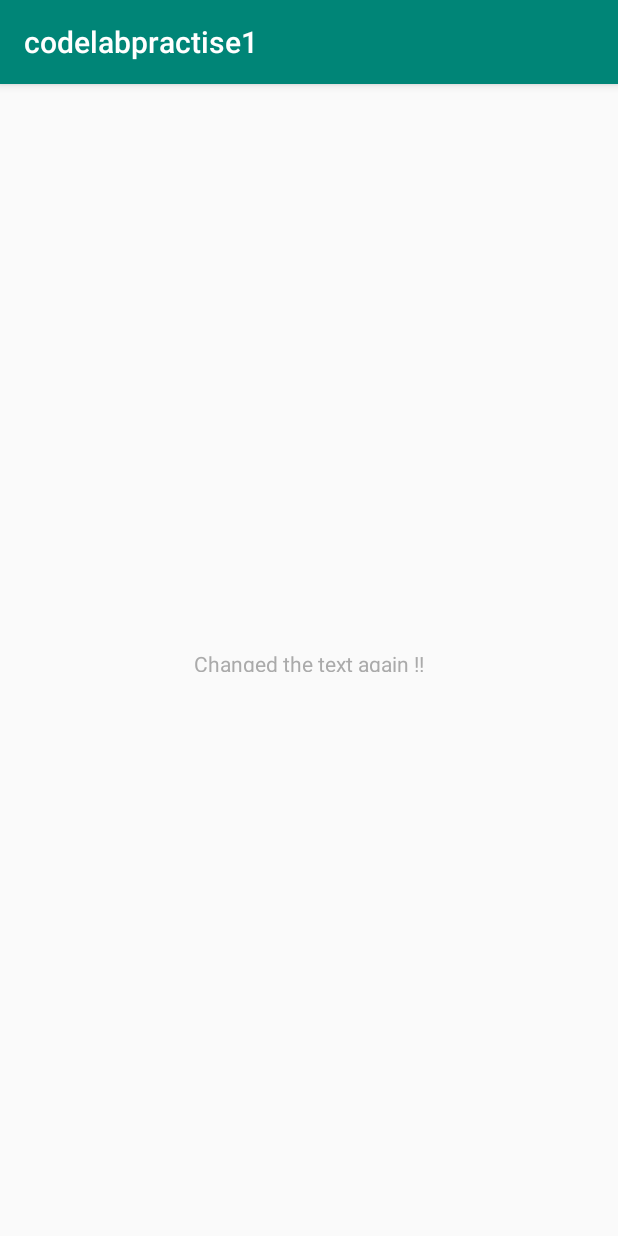
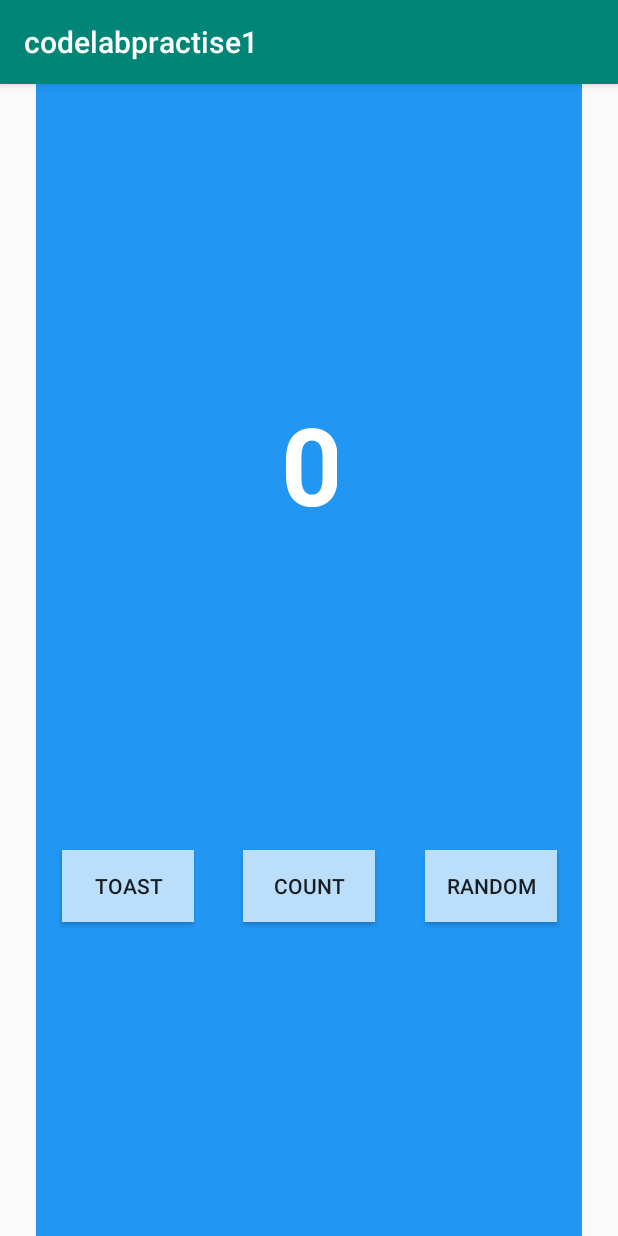
Before and after one commit to railcensus/codelabpractise1, an Android app: the screen it shows after launch (MainActivity), on a phone screen of 412 x 824 dp. Run offline under Robolectric (Android 15) with nearby library versions, the phone set to English and light mode, and no system bars.

Commit message:
buttons added

```diff
--- a/app/src/main/res/layout/activity_main.xml
+++ b/app/src/main/res/layout/activity_main.xml
@@ -5,18 +5,49 @@
         xmlns:app="http://schemas.android.com/apk/res-auto"
         android:layout_width="match_parent"
         android:layout_height="match_parent"
-        tools:context=".MainActivity">
+        tools:context=".MainActivity" android:background="@color/screenBackground" android:layout_marginStart="24dp"
+        android:layout_marginEnd="24dp">
 
     <TextView
-            android:layout_width="wrap_content"
-            android:layout_height="15dp"
-            android:text="Changed the text again !!"
+            android:layout_width="37dp"
+            android:layout_height="wrap_content"
+            android:text="@string/hello_world_text"
             app:layout_constraintBottom_toBottomOf="parent"
             app:layout_constraintLeft_toLeftOf="parent"
             app:layout_constraintRight_toRightOf="parent"
             app:layout_constraintTop_toTopOf="parent" android:layout_marginTop="8dp"
             app:layout_constraintEnd_toEndOf="parent" android:layout_marginEnd="8dp"
             app:layout_constraintStart_toStartOf="parent" android:layout_marginStart="8dp"
-            android:layout_marginBottom="8dp" android:textColor="@android:color/darker_gray"/>
+            android:layout_marginBottom="8dp" android:textColor="#FFFFFF"
+            android:textSize="72sp" android:textStyle="bold"
+            android:id="@+id/textView" app:layout_constraintVertical_bias="0.3"/>
+    <Button
+            android:text="@string/count"
+            android:layout_width="wrap_content"
+            android:layout_height="wrap_content"
+            android:id="@+id/count_button" android:layout_marginTop="8dp"
+            app:layout_constraintTop_toBottomOf="@+id/textView" android:layout_marginBottom="8dp"
+            app:layout_constraintBottom_toBottomOf="parent" app:layout_constraintEnd_toEndOf="parent"
+            android:layout_marginEnd="8dp" app:layout_constraintStart_toStartOf="parent"
+            android:layout_marginStart="8dp" android:background="@color/buttonBackground"/>
+    <Button
+            android:text="@string/toast"
+            android:layout_width="wrap_content"
+            android:layout_height="wrap_content"
+            android:id="@+id/toast_button" android:layout_marginTop="8dp"
+            app:layout_constraintTop_toBottomOf="@+id/textView" app:layout_constraintStart_toStartOf="parent"
+            android:layout_marginStart="8dp" android:layout_marginBottom="8dp"
+            app:layout_constraintBottom_toBottomOf="parent" app:layout_constraintEnd_toStartOf="@+id/count_button"
+            android:layout_marginEnd="24dp" android:background="@color/buttonBackground"/>
+    <Button
+            android:text="@string/random"
+            android:layout_width="wrap_content"
+            android:layout_height="wrap_content"
+            android:id="@+id/random_button" android:layout_marginTop="8dp"
+            app:layout_constraintTop_toBottomOf="@+id/textView" android:layout_marginBottom="8dp"
+            app:layout_constraintBottom_toBottomOf="parent" app:layout_constraintEnd_toEndOf="parent"
+            android:layout_marginEnd="8dp" app:layout_constraintStart_toEndOf="@+id/count_button"
+            android:layout_marginStart="24dp" android:background="@color/buttonBackground"/>
+
 
 </android.support.constraint.ConstraintLayout>
--- a/app/src/main/res/values/colors.xml
+++ b/app/src/main/res/values/colors.xml
@@ -3,4 +3,6 @@
     <color name="colorPrimary">#008577</color>
     <color name="colorPrimaryDark">#00574B</color>
     <color name="colorAccent">#D81B60</color>
+    <color name="screenBackground">#2196F3</color>
+    <color name="buttonBackground">#BBDEFB</color>
 </resources>
--- a/app/src/main/res/values/strings.xml
+++ b/app/src/main/res/values/strings.xml
@@ -1,3 +1,7 @@
 <resources>
     <string name="app_name">codelabpractise1</string>
+    <string name="hello_world_text">0</string>
+    <string name="count">count</string>
+    <string name="toast">toast</string>
+    <string name="random">random</string>
 </resources>
```
